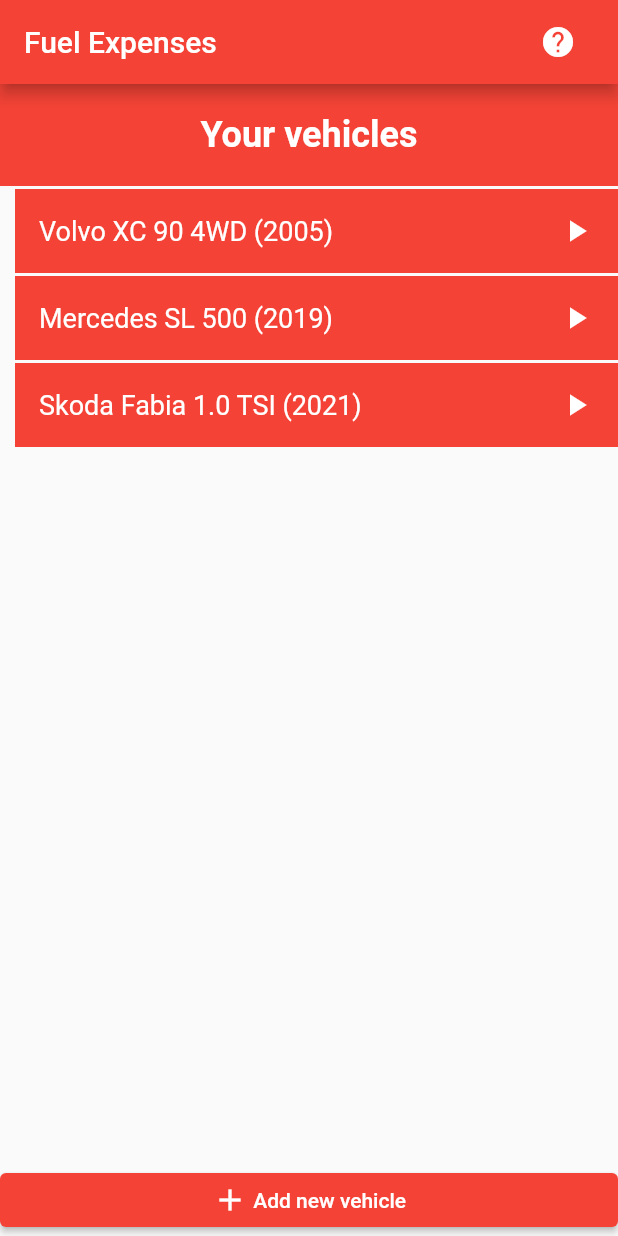
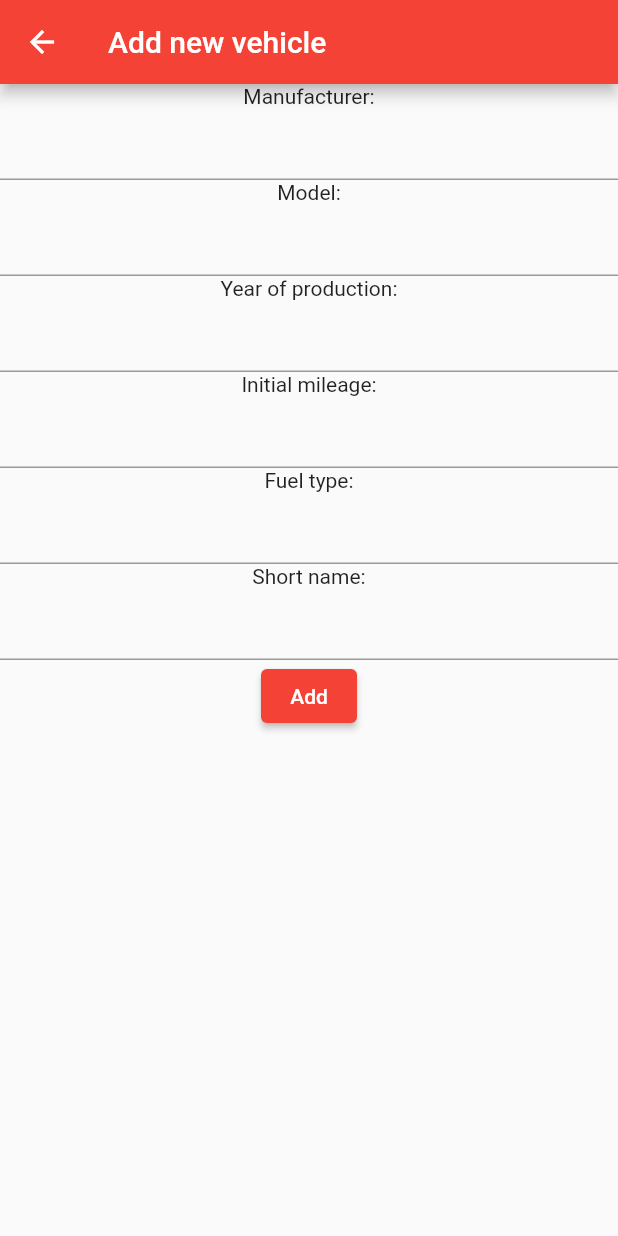
Before and after one commit to vtomic85/fuel-expenses, a Flutter app: the screen it shows after launch, after a tap on "Add new vehicle", on a phone screen of 412 x 824 dp. Run offline on Flutter 3.47's test engine with Material 2 defaults, Android fonts, the phone set to English and light mode, and no system bars.

Commit message:
Many changes, can't remember

```diff
--- a/lib/main.dart
+++ b/lib/main.dart
@@ -17,6 +17,8 @@ class MyApp extends StatelessWidget {
       routes: {
         '/': (context) => HomePage(),
         '/vehicleOverview': (context) => VehicleOverviewPage(),
+        '/addNewVehicle': (context) => AddNewVehiclePage(),
+        '/addNewFuelEntry':(context)=>AddNewFuelEntryPage(),
         '/about': (context) => AboutPage(),
       },
       initialRoute: '/',
--- a/lib/pages/_pages.dart
+++ b/lib/pages/_pages.dart
@@ -1,3 +1,5 @@
 export 'about_page.dart';
 export 'home_page.dart';
 export 'vehicle_overview_page.dart';
+export 'add_new_vehicle_page.dart';
+export 'add_new_fuel_entry_page.dart';
--- /dev/null
+++ b/lib/pages/add_new_vehicle_page.dart
@@ -0,0 +1,74 @@
+import 'package:flutter/material.dart';
+
+class AddNewVehiclePage extends StatefulWidget {
+  @override
+  _AddNewVehiclePageState createState() => _AddNewVehiclePageState();
+}
+
+class _AddNewVehiclePageState extends State<AddNewVehiclePage> {
+  TextEditingController manufacturerController = TextEditingController();
+  TextEditingController modelController = TextEditingController();
+  TextEditingController yearOfProductionController = TextEditingController();
+  TextEditingController initialMileageController = TextEditingController();
+  TextEditingController fuelTypeController = TextEditingController();
+  TextEditingController shortNameController = TextEditingController();
+
+  @override
+  Widget build(BuildContext context) {
+    return Scaffold(
+      appBar: AppBar(
+        title: Text('Add new vehicle'),
+      ),
+      body: Column(
+        children: [
+          Text('Manufacturer:'),
+          TextField(
+              controller: manufacturerController,
+              keyboardType: TextInputType.text,
+              onChanged: (value) {
+                setState(() {});
+              }),
+          Text('Model:'),
+          TextField(
+              controller: modelController,
+              keyboardType: TextInputType.text,
+              onChanged: (value) {
+                setState(() {});
+              }),
+          Text('Year of production:'),
+          TextField(
+              controller: yearOfProductionController,
+              keyboardType: TextInputType.number,
+              onChanged: (value) {
+                setState(() {});
+              }),
+          Text('Initial mileage:'),
+          TextField(
+              controller: initialMileageController,
+              keyboardType: TextInputType.number,
+              onChanged: (value) {
+                setState(() {});
+              }),
+          Text('Fuel type:'),
+          TextField(
+              controller: fuelTypeController,
+              keyboardType: TextInputType.text,
+              onChanged: (value) {
+                setState(() {});
+              }),
+          Text('Short name:'),
+          TextField(
+              controller: shortNameController,
+              keyboardType: TextInputType.text,
+              onChanged: (value) {
+                setState(() {});
+              }),
+          ElevatedButton(
+            onPressed: () {},
+            child: Text('Add'),
+          ),
+        ],
+      ),
+    );
+  }
+}
--- a/lib/pages/home_page.dart
+++ b/lib/pages/home_page.dart
@@ -86,7 +86,9 @@ class _HomePageState extends State<HomePage> {
               ),
             ),
             ElevatedButton(
-              onPressed: () {},
+              onPressed: () {
+                Navigator.of(context).pushNamed('/addNewVehicle');
+              },
               child: Row(
                 mainAxisAlignment: MainAxisAlignment.center,
                 children: [
--- a/lib/pages/vehicle_overview_page.dart
+++ b/lib/pages/vehicle_overview_page.dart
@@ -67,7 +67,9 @@ class _VehicleOverviewPageState extends State<VehicleOverviewPage> {
             ],
           ),
           ElevatedButton(
-            onPressed: () {},
+            onPressed: () {
+              Navigator.of(context).pushNamed('/addNewFuelEntry');
+            },
             child: Row(
               mainAxisAlignment: MainAxisAlignment.center,
               children: [
```
Also changed, not shown: lib/pages/add_new_fuel_entry_page.dart (added, +68 -0 lines).
